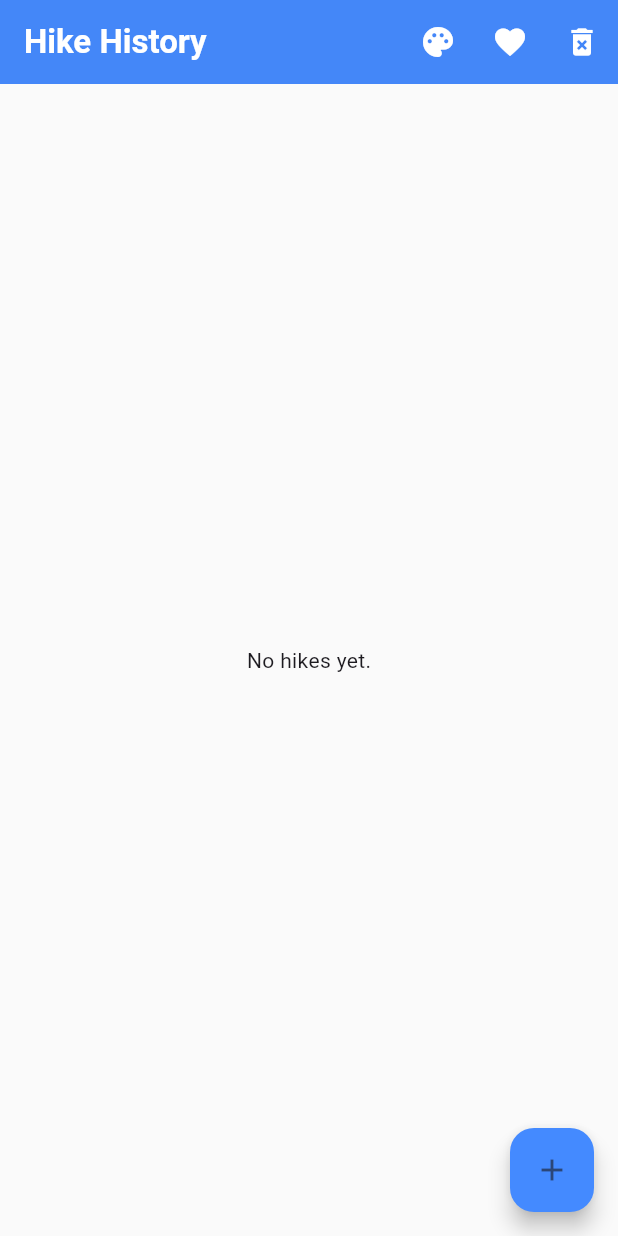
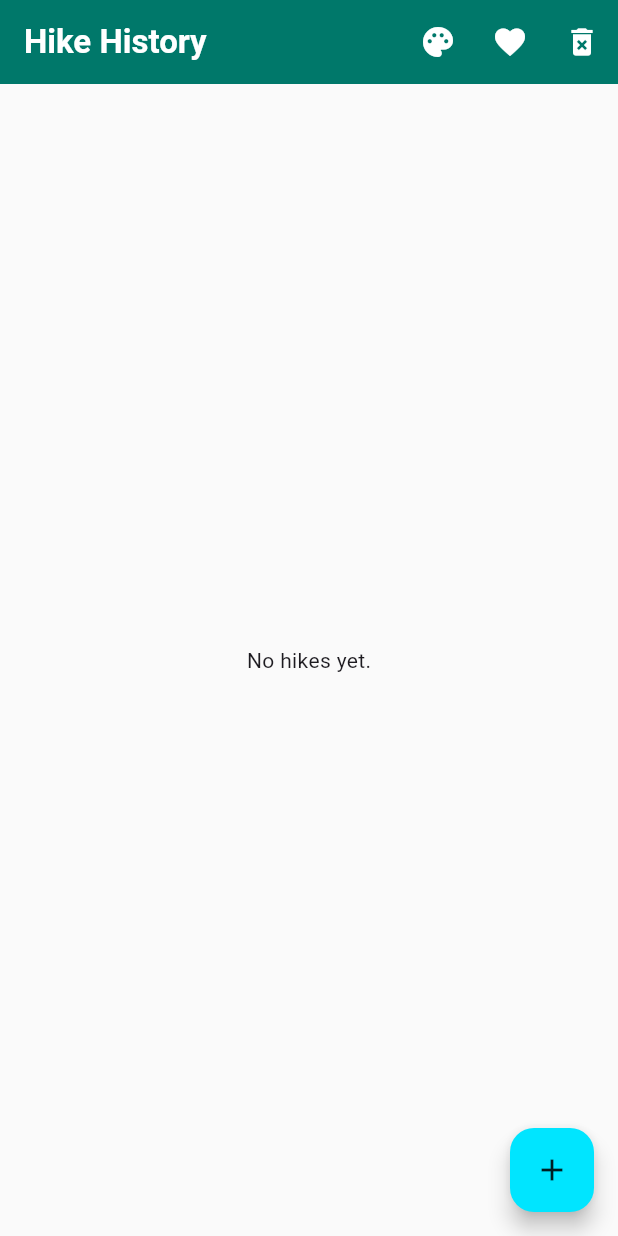
Before and after one commit to kyawe225/nyanhikinghistoryapplication, a Flutter app: the screen it shows after launch, on a phone screen of 412 x 824 dp. Run offline on Flutter 3.47's test engine with Material 3 defaults, Android fonts, the phone set to English and light mode, and no system bars; our stand-ins replace flutter_riverpod, geocoding, geolocator, image_picker, riverpod_annotation; missing offline and left inert: sqlite3; generated files the repository leaves out were written again.

Commit message:
updated to latest changes

```diff
--- a/lib/providers/theme_provider.dart
+++ b/lib/providers/theme_provider.dart
@@ -20,13 +20,13 @@ final Map<ThemeType, ThemeData> themeDataMap = {
   ThemeType.material: ThemeData(
     useMaterial3: true,
     colorScheme: ColorScheme.fromSeed(
-      seedColor: Colors.blueAccent,
+      seedColor: Colors.teal, // changed to teal (green-cyan)
       brightness: Brightness.light,
     ),
-    primaryColor: Colors.blueAccent,
+    primaryColor: Colors.teal,
     scaffoldBackgroundColor: Colors.grey.shade50,
     appBarTheme: AppBarTheme(
-      backgroundColor: Colors.blueAccent,
+      backgroundColor: Colors.teal.shade700,
       elevation: 2,
       titleTextStyle: const TextStyle(fontSize: 22, fontWeight: FontWeight.bold, color: Colors.white),
       iconTheme: const IconThemeData(color: Colors.white),
@@ -39,13 +39,15 @@ final Map<ThemeType, ThemeData> themeDataMap = {
     ),
     elevatedButtonTheme: ElevatedButtonThemeData(
       style: ElevatedButton.styleFrom(
+        backgroundColor: Colors.teal.shade600,
         shape: RoundedRectangleBorder(borderRadius: BorderRadius.circular(10)),
         padding: const EdgeInsets.symmetric(vertical: 12, horizontal: 20),
       ),
     ),
-    floatingActionButtonTheme: const FloatingActionButtonThemeData(
+    floatingActionButtonTheme: FloatingActionButtonThemeData(
       elevation: 6,
-      backgroundColor: Colors.blueAccent,
+      backgroundColor: Colors.cyanAccent.shade400,
+      foregroundColor: Colors.black87,
     ),
     // Borderless text fields with extra vertical padding to visually space inputs
     inputDecorationTheme: InputDecorationTheme(
@@ -63,15 +65,15 @@ final Map<ThemeType, ThemeData> themeDataMap = {
   ),
 
   ThemeType.cupertino: ThemeData(
-    // Cupertino-like approximation using Material ThemeData
+    // Cupertino-like approximation using green tones
     brightness: Brightness.light,
-    primaryColor: Colors.lightBlue,
+    primaryColor: Colors.green,
     scaffoldBackgroundColor: Colors.white,
     appBarTheme: const AppBarTheme(
       backgroundColor: Colors.white,
       elevation: 0,
       titleTextStyle: TextStyle(fontSize: 22, fontWeight: FontWeight.w600, color: Colors.black87),
-      iconTheme: IconThemeData(color: Colors.black87),
+      iconTheme: IconThemeData(color: Colors.green),
     ),
     cardTheme: CardThemeData(
       color: Colors.white,
@@ -81,13 +83,13 @@ final Map<ThemeType, ThemeData> themeDataMap = {
     ),
     elevatedButtonTheme: ElevatedButtonThemeData(
       style: ElevatedButton.styleFrom(
-        backgroundColor: Colors.lightBlue,
+        backgroundColor: Colors.green.shade600,
         foregroundColor: Colors.white,
         shape: RoundedRectangleBorder(borderRadius: BorderRadius.circular(8)),
       ),
     ),
     textTheme: ThemeData.light().textTheme.apply(
-      fontFamily: 'SF Pro Text', // best-effort iOS typography
+      fontFamily: 'SF Pro Text',
       bodyColor: Colors.black87,
       displayColor: Colors.black87,
     ),
@@ -97,20 +99,20 @@ final Map<ThemeType, ThemeData> themeDataMap = {
       border: OutlineInputBorder(borderRadius: BorderRadius.circular(8), borderSide: BorderSide.none),
       contentPadding: const EdgeInsets.symmetric(vertical: 12, horizontal: 12),
     ),
-    bottomNavigationBarTheme: const BottomNavigationBarThemeData(
+    bottomNavigationBarTheme: BottomNavigationBarThemeData(
       backgroundColor: Colors.white,
-      selectedItemColor: Colors.lightBlue,
+      selectedItemColor: Colors.green.shade600,
       unselectedItemColor: Colors.black54,
     ),
   ),
 
   ThemeType.ios26Liquid: ThemeData(
-    // "Liquid glass" / iOS translucent approximation
+    // "Liquid glass" / cyan-green translucent approximation
     brightness: Brightness.light,
     primaryColor: Colors.cyan,
     scaffoldBackgroundColor: Colors.grey.shade100,
     appBarTheme: AppBarTheme(
-      backgroundColor: Colors.white.withOpacity(0.65), // translucent feel
+      backgroundColor: Colors.cyan.withOpacity(0.65), // translucent feel
       elevation: 0,
       titleTextStyle: const TextStyle(fontSize: 22, fontWeight: FontWeight.w700, color: Colors.black87),
       iconTheme: const IconThemeData(color: Colors.black87),
@@ -127,7 +129,7 @@ final Map<ThemeType, ThemeData> themeDataMap = {
     ),
     elevatedButtonTheme: ElevatedButtonThemeData(
       style: ElevatedButton.styleFrom(
-        backgroundColor: Colors.white.withOpacity(0.85),
+        backgroundColor: Colors.cyanAccent.shade100.withOpacity(0.95),
         foregroundColor: Colors.black87,
         elevation: 0,
         shape: RoundedRectangleBorder(borderRadius: BorderRadius.circular(12)),
@@ -145,11 +147,10 @@ final Map<ThemeType, ThemeData> themeDataMap = {
       contentPadding: const EdgeInsets.symmetric(vertical: 12, horizontal: 12),
     ),
     floatingActionButtonTheme: FloatingActionButtonThemeData(
-      backgroundColor: Colors.cyanAccent.shade100.withOpacity(0.95),
+      backgroundColor: Colors.greenAccent.shade100.withOpacity(0.95),
       foregroundColor: Colors.black87,
       elevation: 0,
     ),
-    // subtle accent consistent with translucent look
     colorScheme: ColorScheme.fromSeed(seedColor: Colors.cyan, brightness: Brightness.light),
   ),
 };
```
Also changed, not shown: lib/screens/observation/observation_screen.dart (+43 -26 lines).
